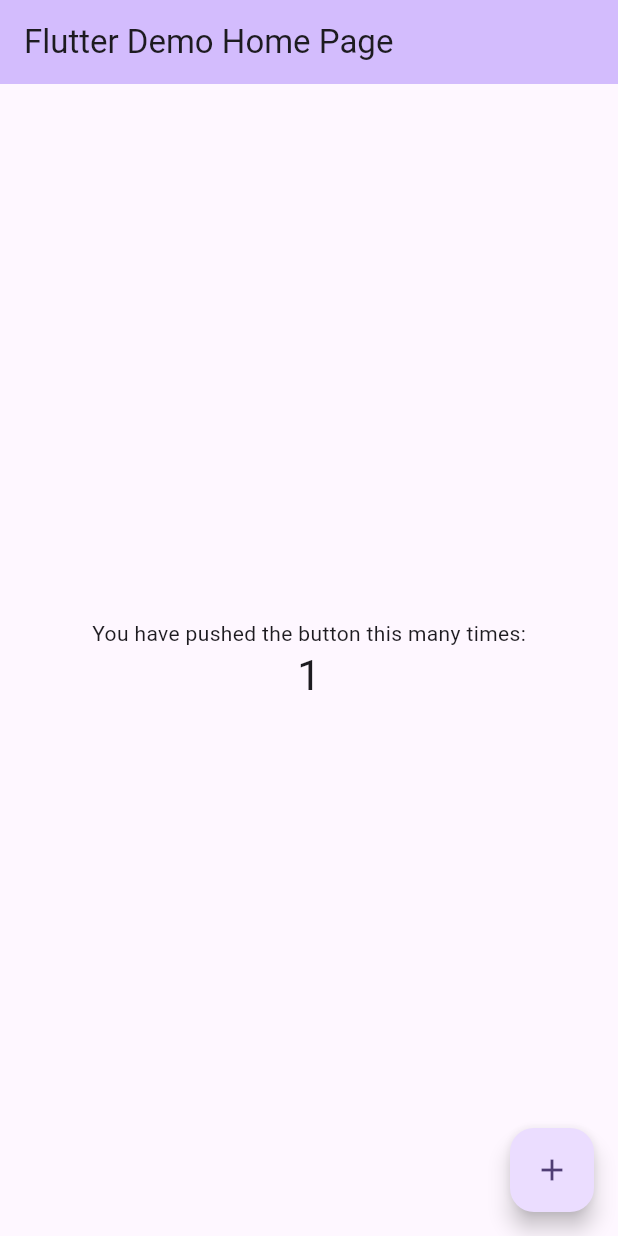
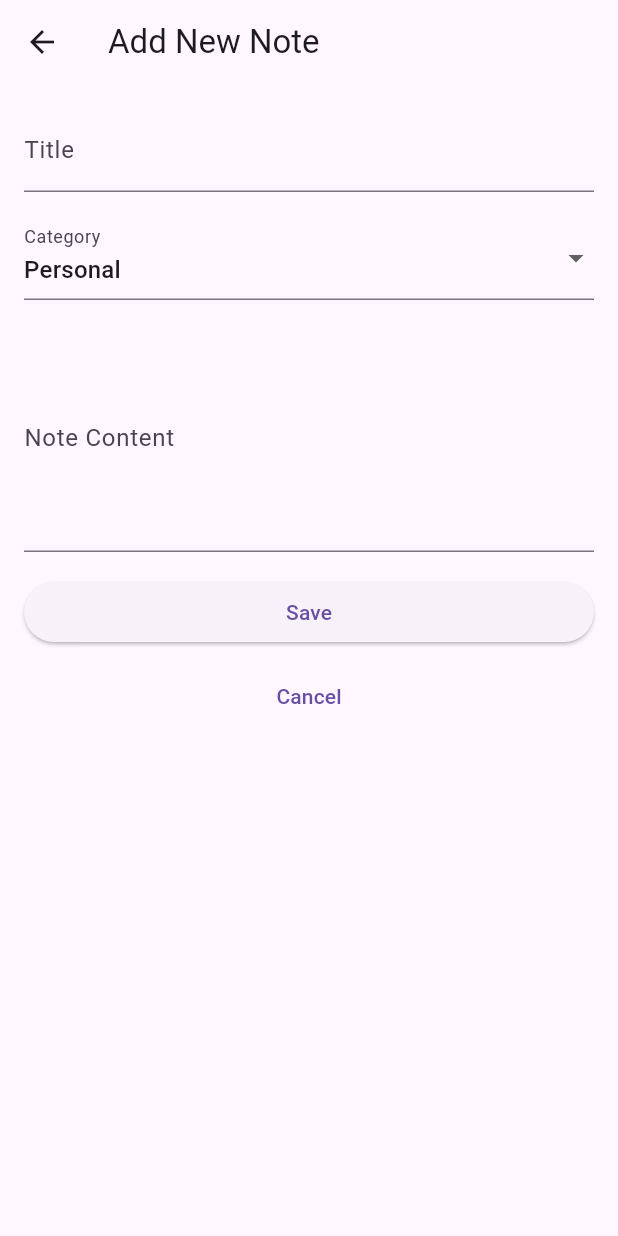
Before and after one commit to ipincamp/noteify, a Flutter app: the screen it shows after launch, after a tap on the "add" icon, on a phone screen of 412 x 824 dp. Run offline on Flutter 3.47's test engine with Material 3 defaults, Android fonts, the light colour scheme and no system bars; our stand-ins replace shared_preferences.

Commit message:
Add Note model, repository, and dashboard page

```diff
--- a/lib/main.dart
+++ b/lib/main.dart
@@ -1,4 +1,5 @@
 import 'package:flutter/material.dart';
+import 'package:noteify/pages/dashboard_page.dart';
 
 void main() {
   runApp(const MyApp());
@@ -7,119 +8,14 @@
 class MyApp extends StatelessWidget {
   const MyApp({super.key});
 
-  // This widget is the root of your application.
   @override
   Widget build(BuildContext context) {
     return MaterialApp(
-      title: 'Flutter Demo',
+      title: 'Noteify',
       theme: ThemeData(
-        // This is the theme of your application.
-        //
-        // TRY THIS: Try running your application with "flutter run". You'll see
-        // the application has a purple toolbar. Then, without quitting the app,
-        // try changing the seedColor in the colorScheme below to Colors.green
-        // and then invoke "hot reload" (save your changes or press the "hot
-        // reload" button in a Flutter-supported IDE, or press "r" if you used
-        // the command line to start the app).
-        //
-        // Notice that the counter didn't reset back to zero; the application
-        // state is not lost during the reload. To reset the state, use hot
-        // restart instead.
-        //
-        // This works for code too, not just values: Most code changes can be
-        // tested with just a hot reload.
-        colorScheme: ColorScheme.fromSeed(seedColor: Colors.deepPurple),
-        useMaterial3: true,
+        primarySwatch: Colors.blue,
       ),
-      home: const MyHomePage(title: 'Flutter Demo Home Page'),
+      home: DashboardPage(),
     );
   }
 }
-
-class MyHomePage extends StatefulWidget {
-  const MyHomePage({super.key, required this.title});
-
-  // This widget is the home page of your application. It is stateful, meaning
-  // that it has a State object (defined below) that contains fields that affect
-  // how it looks.
-
-  // This class is the configuration for the state. It holds the values (in this
-  // case the title) provided by the parent (in this case the App widget) and
-  // used by the build method of the State. Fields in a Widget subclass are
-  // always marked "final".
-
-  final String title;
-
-  @override
-  State<MyHomePage> createState() => _MyHomePageState();
-}
-
-class _MyHomePageState extends State<MyHomePage> {
-  int _counter = 0;
-
-  void _incrementCounter() {
-    setState(() {
-      // This call to setState tells the Flutter framework that something has
-      // changed in this State, which causes it to rerun the build method below
-      // so that the display can reflect the updated values. If we changed
-      // _counter without calling setState(), then the build method would not be
-      // called again, and so nothing would appear to happen.
-      _counter++;
-    });
-  }
-
-  @override
-  Widget build(BuildContext context) {
-    // This method is rerun every time setState is called, for instance as done
-    // by the _incrementCounter method above.
-    //
-    // The Flutter framework has been optimized to make rerunning build methods
-    // fast, so that you can just rebuild anything that needs updating rather
-    // than having to individually change instances of widgets.
-    return Scaffold(
-      appBar: AppBar(
-        // TRY THIS: Try changing the color here to a specific color (to
-        // Colors.amber, perhaps?) and trigger a hot reload to see the AppBar
-        // change color while the other colors stay the same.
-        backgroundColor: Theme.of(context).colorScheme.inversePrimary,
-        // Here we take the value from the MyHomePage object that was created by
-        // the App.build method, and use it to set our appbar title.
-        title: Text(widget.title),
-      ),
-      body: Center(
-        // Center is a layout widget. It takes a single child and positions it
-        // in the middle of the parent.
-        child: Column(
-          // Column is also a layout widget. It takes a list of children and
-          // arranges them vertically. By default, it sizes itself to fit its
-          // children horizontally, and tries to be as tall as its parent.
-          //
-          // Column has various properties to control how it sizes itself and
-          // how it positions its children. Here we use mainAxisAlignment to
-          // center the children vertically; the main axis here is the vertical
-          // axis because Columns are vertical (the cross axis would be
-          // horizontal).
-          //
-          // TRY THIS: Invoke "debug painting" (choose the "Toggle Debug Paint"
-          // action in the IDE, or press "p" in the console), to see the
-          // wireframe for each widget.
-          mainAxisAlignment: MainAxisAlignment.center,
-          children: <Widget>[
-            const Text(
-              'You have pushed the button this many times:',
-            ),
-            Text(
-              '$_counter',
-              style: Theme.of(context).textTheme.headlineMedium,
-            ),
-          ],
-        ),
-      ),
-      floatingActionButton: FloatingActionButton(
-        onPressed: _incrementCounter,
-        tooltip: 'Increment',
-        child: const Icon(Icons.add),
-      ), // This trailing comma makes auto-formatting nicer for build methods.
-    );
-  }
-}
--- /dev/null
+++ b/lib/model.dart
@@ -0,0 +1,13 @@
+class Note {
+  String title;
+  String category;
+  String content;
+  DateTime createdAt;
+
+  Note({
+    required this.title,
+    required this.category,
+    required this.content,
+    required this.createdAt,
+  });
+}
--- /dev/null
+++ b/lib/pages/add_note_page.dart
@@ -0,0 +1,109 @@
+// ignore_for_file: use_key_in_widget_constructors, must_be_immutable, library_private_types_in_public_api, use_build_context_synchronously
+
+import 'package:flutter/material.dart';
+import 'package:noteify/model.dart';
+import 'package:noteify/repository.dart';
+
+class AddNotePage extends StatefulWidget {
+  String selectedCategory = 'Personal';
+  final TextEditingController titleController = TextEditingController();
+  final TextEditingController contentController = TextEditingController();
+  final NoteRepository noteRepository = NoteRepository();
+
+  @override
+  _AddNotePageState createState() => _AddNotePageState();
+}
+
+class _AddNotePageState extends State<AddNotePage> {
+  @override
+  Widget build(BuildContext context) {
+    return Scaffold(
+      appBar: AppBar(
+        title: const Text('Add New Note'),
+      ),
+      body: Container(
+        padding: const EdgeInsets.all(16.0),
+        child: Column(
+          crossAxisAlignment: CrossAxisAlignment.stretch,
+          children: [
+            TextFormField(
+              controller: widget.titleController,
+              decoration: const InputDecoration(labelText: 'Title'),
+            ),
+            const SizedBox(height: 16.0),
+            DropdownButtonFormField(
+              value: widget.selectedCategory,
+              items: [
+                'Work',
+                'Personal',
+                'Shopping',
+                'Ideas',
+                'Project',
+                'Meetings',
+                'Education',
+                'Finance',
+                'Health',
+                'Travel'
+              ]
+                  .map((category) => DropdownMenuItem(
+                        value: category,
+                        child: Text(category),
+                      ))
+                  .toList(),
+              decoration: const InputDecoration(labelText: 'Category'),
+              onChanged: (value) {
+                setState(() {
+                  widget.selectedCategory = value.toString();
+                });
+              },
+            ),
+            const SizedBox(height: 16.0),
+            TextFormField(
+              controller: widget.contentController,
+              decoration: const InputDecoration(labelText: 'Note Content'),
+              maxLines: 5,
+            ),
+            const SizedBox(height: 16.0),
+            ElevatedButton(
+              onPressed: () {
+                saveNote(context);
+              },
+              child: const Text('Save'),
+            ),
+            const SizedBox(height: 8.0),
+            TextButton(
+              onPressed: () {
+                Navigator.pop(context);
+              },
+              child: const Text('Cancel'),
+            ),
+          ],
+        ),
+      ),
+    );
+  }
+
+  void saveNote(BuildContext context) async {
+    if (widget.titleController.text.isEmpty ||
+        widget.contentController.text.isEmpty) {
+      ScaffoldMessenger.of(context).showSnackBar(
+        const SnackBar(
+          content: Text('Please fill in all fields'),
+          backgroundColor: Colors.red,
+        ),
+      );
+      return;
+    }
+
+    final newNote = Note(
+      title: widget.titleController.text,
+      category: widget.selectedCategory,
+      content: widget.contentController.text,
+      createdAt: DateTime.now(),
+    );
+
+    await widget.noteRepository.addNote(newNote);
+
+    Navigator.pop(context);
+  }
+}
--- /dev/null
+++ b/lib/pages/dashboard_page.dart
@@ -0,0 +1,92 @@
+// ignore_for_file: use_key_in_widget_constructors, library_private_types_in_public_api
+
+import 'package:flutter/material.dart';
+import 'package:noteify/model.dart';
+import 'package:noteify/repository.dart';
+import 'package:noteify/pages/add_note_page.dart';
+import 'package:noteify/pages/detail_note_page.dart';
+
+class DashboardPage extends StatefulWidget {
+  @override
+  _DashboardPageState createState() => _DashboardPageState();
+}
+
+class _DashboardPageState extends State<DashboardPage> {
+  final NoteRepository noteRepository = NoteRepository();
+
+  @override
+  Widget build(BuildContext context) {
+    return Scaffold(
+      appBar: AppBar(
+        title: const Text('Noteify'),
+        actions: const [
+          Padding(
+            padding: EdgeInsets.all(4.0),
+            child: CircleAvatar(
+              radius: 20,
+              backgroundImage: AssetImage('assets/ipincamp.jpg'),
+            ),
+          ),
+          SizedBox(width: 4.0),
+          Text(
+            'ipincamp',
+            style: TextStyle(fontSize: 16, fontWeight: FontWeight.bold),
+          ),
+          SizedBox(width: 20.0),
+        ],
+      ),
+      body: FutureBuilder(
+        future: noteRepository.getNotes(),
+        builder: (context, AsyncSnapshot<List<Note>> snapshot) {
+          if (snapshot.connectionState == ConnectionState.waiting) {
+            return const Center(child: CircularProgressIndicator());
+          } else if (snapshot.hasError) {
+            return Center(child: Text('Error: ${snapshot.error}'));
+          } else if (!snapshot.hasData || snapshot.data!.isEmpty) {
+            return const Center(child: Text('No notes available.'));
+          } else {
+            return buildNoteList(snapshot.data!);
+          }
+        },
+      ),
+      floatingActionButton: FloatingActionButton(
+        onPressed: () {
+          Navigator.push(
+            context,
+            MaterialPageRoute(builder: (context) => AddNotePage()),
+          ).then((value) {
+            setState(() {});
+          });
+        },
+        child: const Icon(Icons.add),
+      ),
+    );
+  }
+
+  Widget buildNoteList(List<Note> notes) {
+    return ListView.builder(
+      itemCount: notes.length,
+      itemBuilder: (context, index) {
+        final note = notes[index];
+        return Card(
+          elevation: 3.0,
+          margin: const EdgeInsets.symmetric(vertical: 8.0),
+          child: ListTile(
+            title: Text(note.title),
+            subtitle: Text('${note.category} - ${note.createdAt.toString()}'),
+            onTap: () {
+              Navigator.push(
+                context,
+                MaterialPageRoute(
+                  builder: (context) => DetailNotePage(note: note),
+                ),
+              ).then((value) {
+                setState(() {});
+              });
+            },
+          ),
+        );
+      },
+    );
+  }
+}
--- /dev/null
+++ b/lib/pages/edit_note_page.dart
@@ -0,0 +1,121 @@
+// ignore_for_file: library_private_types_in_public_api
+
+import 'package:flutter/material.dart';
+import 'package:noteify/model.dart';
+import 'package:noteify/repository.dart';
+
+class EditNotePage extends StatefulWidget {
+  final Note note;
+
+  const EditNotePage({super.key, required this.note});
+
+  @override
+  _EditNotePageState createState() => _EditNotePageState();
+}
+
+class _EditNotePageState extends State<EditNotePage> {
+  final TextEditingController titleController = TextEditingController();
+  final TextEditingController contentController = TextEditingController();
+  String selectedCategory = '';
+  late NoteRepository noteRepository;
+
+  @override
+  void initState() {
+    super.initState();
+    noteRepository = NoteRepository();
+    titleController.text = widget.note.title;
+    contentController.text = widget.note.content;
+    selectedCategory = widget.note.category;
+  }
+
+  @override
+  Widget build(BuildContext context) {
+    return Scaffold(
+      appBar: AppBar(
+        title: const Text('Edit Note'),
+      ),
+      body: Container(
+        padding: const EdgeInsets.all(16.0),
+        child: Column(
+          crossAxisAlignment: CrossAxisAlignment.stretch,
+          children: [
+            TextFormField(
+              controller: titleController,
+              decoration: const InputDecoration(labelText: 'Title'),
+            ),
+            const SizedBox(height: 16.0),
+            DropdownButtonFormField(
+              value: selectedCategory,
+              items: [
+                'Work',
+                'Personal',
+                'Shopping',
+                'Ideas',
+                'Project',
+                'Meetings',
+                'Education',
+                'Finance',
+                'Health',
+                'Travel'
+              ]
+                  .map((category) => DropdownMenuItem(
+                        value: category,
+                        child: Text(category),
+                      ))
+                  .toList(),
+              decoration: const InputDecoration(labelText: 'Category'),
+              onChanged: (value) {
+                setState(() {
+                  selectedCategory = value.toString();
+                });
+              },
+            ),
+            const SizedBox(height: 16.0),
+            TextFormField(
+              controller: contentController,
+              decoration: const InputDecoration(labelText: 'Note Content'),
+              maxLines: 5,
+            ),
+            const SizedBox(height: 16.0),
+            ElevatedButton(
+              onPressed: () {
+                saveEditedNoteAndNavigateBack(context);
+              },
+              child: const Text('Save'),
+            ),
+            const SizedBox(height: 8.0),
+            TextButton(
+              onPressed: () {
+                Navigator.pop(context, false);
+              },
+              child: const Text('Cancel'),
+            ),
+          ],
+        ),
+      ),
+    );
+  }
+
+  void saveEditedNoteAndNavigateBack(BuildContext context) {
+    if (titleController.text.isEmpty || contentController.text.isEmpty) {
+      ScaffoldMessenger.of(context).showSnackBar(
+        const SnackBar(
+          content: Text('Please fill in all fields'),
+          backgroundColor: Colors.red,
+        ),
+      );
+      return;
+    }
+
+    final updatedNote = Note(
+      title: titleController.text,
+      category: selectedCategory,
+      content: contentController.text,
+      createdAt: widget.note.createdAt,
+    );
+
+    noteRepository.editNote(updatedNote);
+
+    Navigator.pop(context, updatedNote);
+  }
+}
--- /dev/null
+++ b/lib/repository.dart
@@ -0,0 +1,67 @@
+import 'dart:convert';
+import 'package:noteify/model.dart';
+import 'package:shared_preferences/shared_preferences.dart';
+
+class NoteRepository {
+  final String key = 'notes';
+
+  Future<List<Note>> getNotes() async {
+    SharedPreferences prefs = await SharedPreferences.getInstance();
+    final notes = prefs.getStringList(key) ?? [];
+
+    return notes.map((noteJson) {
+      Map<String, dynamic> noteMap = json.decode(noteJson);
+      return Note(
+        title: noteMap['title'],
+        category: noteMap['category'],
+        content: noteMap['content'],
+        createdAt: DateTime.parse(noteMap['createdAt']),
+      );
+    }).toList();
+  }
+
+  Future<void> addNote(Note note) async {
+    SharedPreferences prefs = await SharedPreferences.getInstance();
+    final notes = prefs.getStringList(key) ?? [];
+    notes.add(json.encode({
+      'title': note.title,
+      'category': note.category,
+      'content': note.content,
+      'createdAt': note.createdAt.toIso8601String(),
+    }));
+    prefs.setStringList(key, notes);
+  }
+
+  Future<void> editNote(Note updatedNote) async {
+    SharedPreferences prefs = await SharedPreferences.getInstance();
+    final notes = prefs.getStringList(key) ?? [];
+
+    final index = notes.indexWhere((noteJson) {
+      Map<String, dynamic> noteMap = json.decode(noteJson);
+      return noteMap['createdAt'] == updatedNote.createdAt.toIso8601String();
+    });
+
+    if (index != -1) {
+      notes[index] = json.encode({
+        'title': updatedNote.title,
+        'category': updatedNote.category,
+        'content': updatedNote.content,
+        'createdAt': updatedNote.createdAt.toIso8601String(),
+      });
+
+      prefs.setStringList(key, notes);
+    }
+  }
+
+  Future<void> deleteNote(Note note) async {
+    SharedPreferences prefs = await SharedPreferences.getInstance();
+    final notes = prefs.getStringList(key) ?? [];
+
+    final updatedNotes = notes.where((noteJson) {
+      Map<String, dynamic> noteMap = json.decode(noteJson);
+      return noteMap['createdAt'] != note.createdAt.toIso8601String();
+    }).toList();
+
+    prefs.setStringList(key, updatedNotes);
+  }
+}
--- a/pubspec.yaml
+++ b/pubspec.yaml
@@ -1,5 +1,5 @@
 name: noteify
-description: "A new Flutter project."
+description: "Simple Note App"
 # The following line prevents the package from being accidentally published to
 # pub.dev using `flutter pub publish`. This is preferred for private packages.
 publish_to: 'none' # Remove this line if you wish to publish to pub.dev
@@ -63,6 +63,8 @@ flutter:
   # assets:
   #   - images/a_dot_burr.jpeg
   #   - images/a_dot_ham.jpeg
+  assets:
+    - assets/ipincamp.jpg
 
   # An image asset can refer to one or more resolution-specific "variants", see
   # https://flutter.dev/assets-and-images/#resolution-aware
```
Also changed, not shown: lib/pages/detail_note_page.dart (added, +108 -0 lines), assets/ipincamp.jpg (added).
